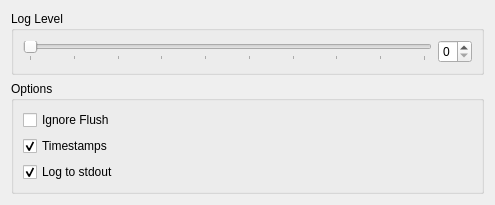
The window that src/dose/dose_dobexplorer.ss/src/loggingsettings.ui (SafirSDK/safir-sdk-core) describes before a commit, drawn with Qt 5.
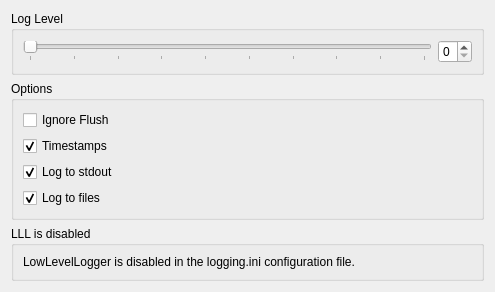
The same window after the commit.

Commit message: revert to old low level logger

What changed in the file:
```diff
--- a/src/dose/dose_dobexplorer.ss/src/loggingsettings.ui
+++ b/src/dose/dose_dobexplorer.ss/src/loggingsettings.ui
@@ -7,7 +7,7 @@
     <x>0</x>
     <y>0</y>
     <width>495</width>
-    <height>192</height>
+    <height>284</height>
    </rect>
   </property>
   <property name="windowTitle">
@@ -96,6 +96,38 @@
          <string>Log to stdout</string>
         </property>
         <property name="checked">
+         <bool>true</bool>
+        </property>
+       </widget>
+      </item>
+      <item>
+       <widget class="QCheckBox" name="toFile">
+        <property name="toolTip">
+         <string>Log to files. The location is configured in logging.ini.</string>
+        </property>
+        <property name="text">
+         <string>Log to files</string>
+        </property>
+        <property name="checked">
+         <bool>true</bool>
+        </property>
+       </widget>
+      </item>
+     </layout>
+    </widget>
+   </item>
+   <item>
+    <widget class="QGroupBox" name="disabledGroup">
+     <property name="title">
+      <string>LLL is disabled</string>
+     </property>
+     <layout class="QHBoxLayout" name="horizontalLayout_2">
+      <item>
+       <widget class="QLabel" name="label">
+        <property name="text">
+         <string>LowLevelLogger is disabled in the logging.ini configuration file.</string>
+        </property>
+        <property name="wordWrap">
          <bool>true</bool>
         </property>
        </widget>
```
The commit also changes 44 other files.
